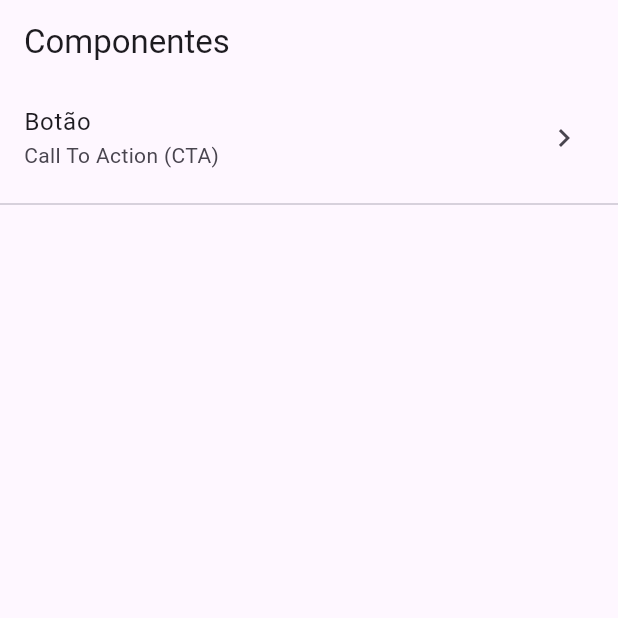
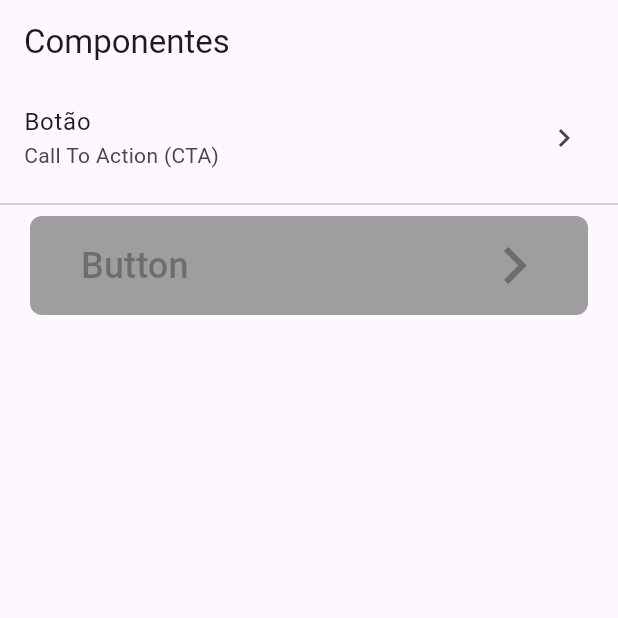
Before and after one commit to habibasseiss/charity_finder, a Flutter app: the screen it shows after launch, on a phone screen of 412 x 824 dp, the top half of it. Run offline on Flutter 3.47's test engine with Material 2 defaults, Android fonts, the phone set to English and light mode, and no system bars.

Commit message:
add button

```diff
--- a/lib/src/app.dart
+++ b/lib/src/app.dart
@@ -1,7 +1,7 @@
 import 'package:charity_finder/src/components/components_list_view.dart';
 import 'package:charity_finder/src/components/pages/button_detail_page.dart';
 import 'package:flutter/material.dart';
-import 'package:flutter_gen/gen_l10n/app_localizations.dart';
+// import 'package:flutter_gen/gen_l10n/app_localizations.dart';
 import 'package:flutter_localizations/flutter_localizations.dart';
 
 import 'settings/settings_controller.dart';
@@ -18,27 +18,16 @@ class MyApp extends StatelessWidget {
 
   @override
   Widget build(BuildContext context) {
-    // Glue the SettingsController to the MaterialApp.
-    //
-    // The AnimatedBuilder Widget listens to the SettingsController for changes.
-    // Whenever the user updates their settings, the MaterialApp is rebuilt.
     return AnimatedBuilder(
       animation: settingsController,
       builder: (BuildContext context, Widget? child) {
         return MaterialApp(
-          // Providing a restorationScopeId allows the Navigator built by the
-          // MaterialApp to restore the navigation stack when a user leaves and
-          // returns to the app after it has been killed while running in the
-          // background.
           restorationScopeId: 'app',
 
           debugShowCheckedModeBanner: false,
 
-          // Provide the generated AppLocalizations to the MaterialApp. This
-          // allows descendant Widgets to display the correct translations
-          // depending on the user's locale.
           localizationsDelegates: const [
-            AppLocalizations.delegate,
+            // AppLocalizations.delegate,
             GlobalMaterialLocalizations.delegate,
             GlobalWidgetsLocalizations.delegate,
             GlobalCupertinoLocalizations.delegate,
@@ -47,17 +36,6 @@ class MyApp extends StatelessWidget {
             Locale('en', ''), // English, no country code
           ],
 
-          // Use AppLocalizations to configure the correct application title
-          // depending on the user's locale.
-          //
-          // The appTitle is defined in .arb files found in the localization
-          // directory.
-          onGenerateTitle: (BuildContext context) =>
-              AppLocalizations.of(context)!.appTitle,
-
-          // Define a light and dark color theme. Then, read the user's
-          // preferred ThemeMode (light, dark, or system default) from the
-          // SettingsController to display the correct theme.
           theme: ThemeData(
             brightness: Brightness.light,
             useMaterial3: true,
--- a/lib/src/components/components_list_view.dart
+++ b/lib/src/components/components_list_view.dart
@@ -1,5 +1,7 @@
 import 'package:charity_finder/src/components/pages/button_detail_page.dart';
 import 'package:flutter/material.dart';
+
+import 'shared/button_widget.dart';
 
 /// Displays a list of SampleItems.
 class ComponentsListView extends StatelessWidget {
@@ -26,6 +28,12 @@ class ComponentsListView extends StatelessWidget {
             },
           ),
           const Divider(),
+          ButtonWidget(
+            onPressed: () {
+              print('teste');
+            },
+            title: 'Button',
+          ),
         ],
       ),
     );
--- /dev/null
+++ b/lib/src/components/shared/button_widget.dart
@@ -0,0 +1,57 @@
+import 'package:flutter/material.dart';
+import 'package:flutter/src/foundation/key.dart';
+import 'package:flutter/src/widgets/framework.dart';
+
+class ButtonWidget extends StatefulWidget {
+  final Function onPressed;
+  final String title;
+  Color backgroundColor;
+  double borderRadiusValue;
+
+  ButtonWidget({
+    super.key,
+    required this.onPressed,
+    required this.title,
+    this.backgroundColor = Colors.grey,
+    this.borderRadiusValue = 8.0,
+  });
+
+  @override
+  State<ButtonWidget> createState() => _ButtonWidgetState();
+}
+
+class _ButtonWidgetState extends State<ButtonWidget> {
+  @override
+  Widget build(BuildContext context) {
+    return Container(
+      margin: EdgeInsets.symmetric(horizontal: 20),
+      child: ElevatedButton(
+        onPressed: widget.onPressed(),
+        style: ButtonStyle(
+          shape: MaterialStateProperty.all<RoundedRectangleBorder>(
+            RoundedRectangleBorder(
+              borderRadius: BorderRadius.circular(widget.borderRadiusValue),
+            ),
+          ),
+          backgroundColor: MaterialStateProperty.all(widget.backgroundColor),
+        ),
+        child: Padding(
+          padding: EdgeInsets.only(left: 10.0, top: 8.0, bottom: 8.0),
+          child: Row(
+            mainAxisAlignment: MainAxisAlignment.spaceBetween,
+            children: [
+              Text(
+                widget.title,
+                style: TextStyle(fontSize: 24),
+              ),
+              Icon(
+                Icons.chevron_right,
+                size: 50,
+              ),
+            ],
+          ),
+        ),
+      ),
+    );
+  }
+}
```
